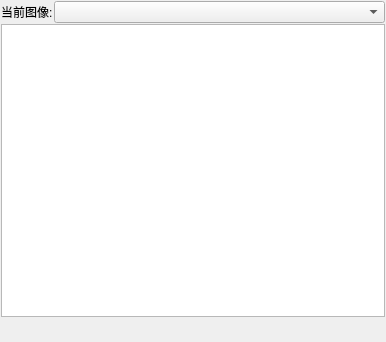
Above: src/signA/widget/SAFigureLayoutWidget.ui from czyt1988/sa before the change. Below: the same form after it.
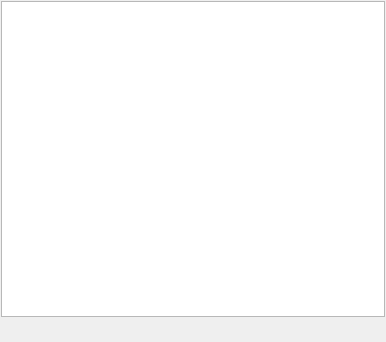
That is the form after the change. Icons and pictures are not drawn.

Commit message: 修改lauout为tree

Diff of the .ui file:
```diff
--- a/src/signA/widget/SAFigureLayoutWidget.ui
+++ b/src/signA/widget/SAFigureLayoutWidget.ui
@@ -30,27 +30,7 @@
     <number>1</number>
    </property>
    <item>
-    <layout class="QHBoxLayout" name="horizontalLayout_2">
-     <item>
-      <widget class="QLabel" name="label">
-       <property name="sizePolicy">
-        <sizepolicy hsizetype="Maximum" vsizetype="Preferred">
-         <horstretch>0</horstretch>
-         <verstretch>0</verstretch>
-        </sizepolicy>
-       </property>
-       <property name="text">
-        <string>当前图像:</string>
-       </property>
-      </widget>
-     </item>
-     <item>
-      <widget class="QComboBox" name="comboBoxCurrentChart"/>
-     </item>
-    </layout>
-   </item>
-   <item>
-    <widget class="QTableView" name="tableView"/>
+    <widget class="QTreeView" name="treeView"/>
    </item>
    <item>
     <layout class="QHBoxLayout" name="horizontalLayout">
```
The commit also changes 12 other files.
